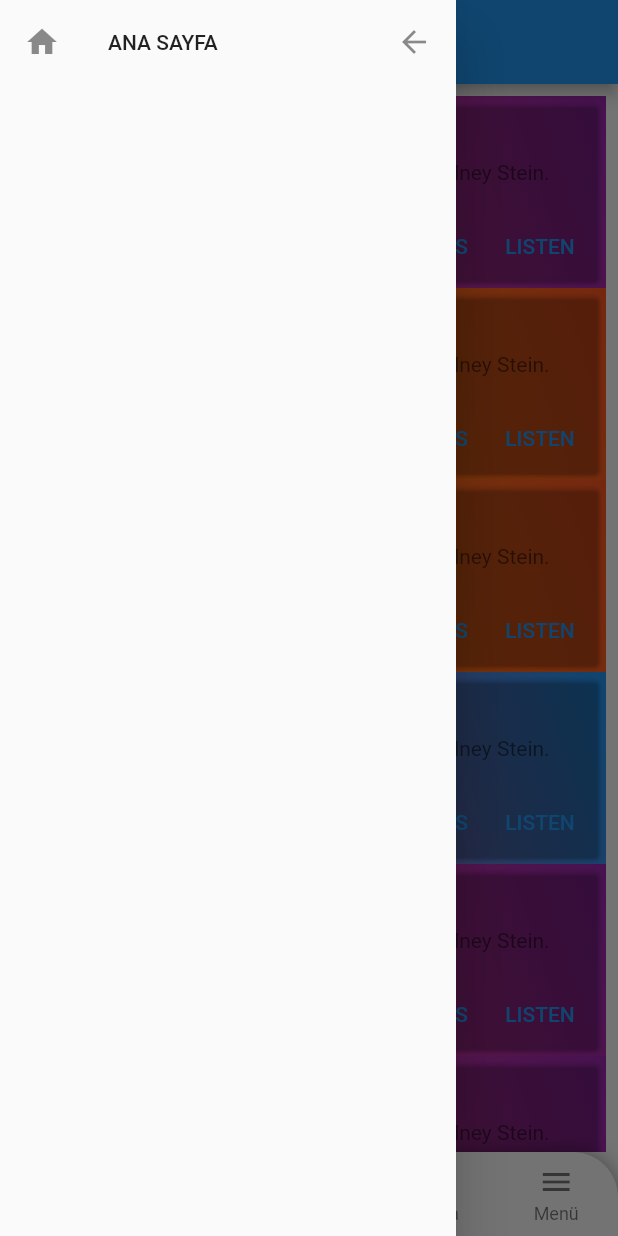
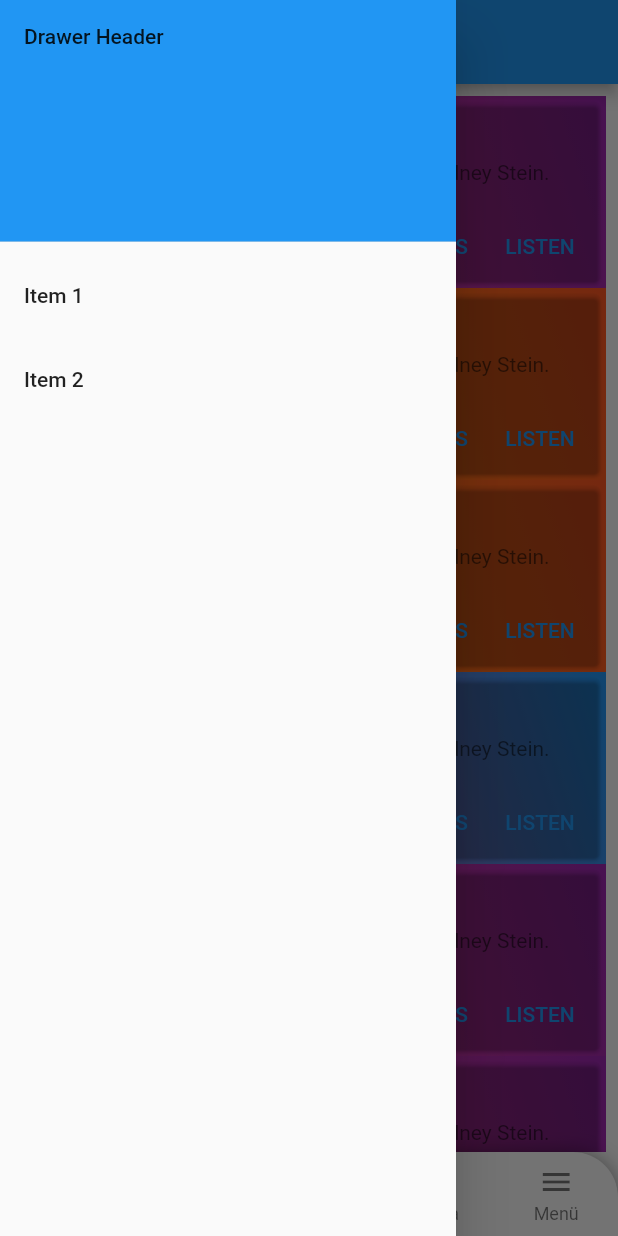
Before and after one commit to abdullah017/Flutter_BottomNavbarWithDrawer, a Flutter app: the screen it shows after launch, with the side drawer open, on a phone screen of 412 x 824 dp. Run offline on Flutter 3.47's test engine with Material 2 defaults, Android fonts, the phone set to English and light mode, and no system bars; our stand-ins replace flutter_svg_provider.

Commit message:
Klasör yapısı oluşturuldu. iyilişetirmeler yapıldı

```diff
--- a/lib/drawerMenu.dart
+++ /dev/null
@@ -1,34 +0,0 @@
-import 'package:diyet/listPage.dart';
-import 'package:flutter/material.dart';
-
-class CustomDrawerMenu extends StatefulWidget {
-  @override
-  _CustomDrawerMenuState createState() => _CustomDrawerMenuState();
-}
-
-class _CustomDrawerMenuState extends State<CustomDrawerMenu> {
-  @override
-  Widget build(BuildContext context) {
-    return Drawer(
-      child: ListView(
-        children: [
-          ListTile(
-            leading: Icon(Icons.home),
-            title: Text('ANA SAYFA'),
-            trailing: Icon(Icons.arrow_back),
-            onTap: () {
-              //YÖNLENDİRME YAPMAK İSTİYORSAK YÖNT-1
-              Navigator.push(
-                  context, MaterialPageRoute(builder: (context) => ListPage()));
-
-              //YÖNLENDİRME YAPMAK İSTİYORSAK YÖNT-2
-              //Navigator.pushNamed(context, routeName);
-
-              //Navigator.pop(context);
-            },
-          )
-        ],
-      ),
-    );
-  }
-}
--- /dev/null
+++ b/lib/theme/helpers/textHelper.dart
@@ -0,0 +1,3 @@
+import 'package:flutter/material.dart';
+
+const kAppBarText = Text('DİYETİSYENİM');
--- a/lib/customBottomMenu.dart
+++ b/lib/ui/widgets/menu/customBottomMenu.dart
@@ -1,6 +1,7 @@
-import 'package:diyet/drawerMenu.dart';
+import 'package:diyet/theme/helpers/textHelper.dart';
+import 'package:diyet/ui/widgets/menu/drawerMenu.dart';
 import 'package:flutter/material.dart';
-import 'listPage.dart';
+import '../../../pages/listPage.dart';
 
 // import 'a_tab_view.dart';
 // import 'b_tab_view.dart';
@@ -55,9 +56,7 @@ class _BnbDemoState extends State<BnbDemo> {
   }
 
   AppBar _buildAppBar() {
-    return AppBar(
-      title: Text('BNB Demo'),
-    );
+    return AppBar(title: kAppBarText);
   }
 
   SafeArea _buildSafeArea() {
--- /dev/null
+++ b/lib/ui/widgets/menu/drawerMenu.dart
@@ -0,0 +1,46 @@
+import 'package:diyet/pages/listPage.dart';
+import 'package:flutter/material.dart';
+
+class CustomDrawerMenu extends StatefulWidget {
+  @override
+  _CustomDrawerMenuState createState() => _CustomDrawerMenuState();
+}
+
+class _CustomDrawerMenuState extends State<CustomDrawerMenu> {
+  @override
+  Widget build(BuildContext context) {
+    return Drawer(
+      child: ListView(
+        // Important: Remove any padding from the ListView.
+        padding: EdgeInsets.zero,
+        children: <Widget>[
+          DrawerHeader(
+            child: Text('Drawer Header'),
+            decoration: BoxDecoration(
+              color: Colors.blue,
+            ),
+          ),
+          ListTile(
+            title: Text('Item 1'),
+            onTap: () {
+              // Update the state of the app
+              // ...
+              // Then close the drawer
+              Navigator.of(context).push(MaterialPageRoute(
+                  builder: (BuildContext context) => ListPage()));
+            },
+          ),
+          ListTile(
+            title: Text('Item 2'),
+            onTap: () {
+              // Update the state of the app
+              // ...
+              // Then close the drawer
+              Navigator.of(context).pop();
+            },
+          ),
+        ],
+      ),
+    );
+  }
+}
```
Also changed, not shown: lib/main.dart (+6 -5 lines), lib/theme/helpers/colorsHelper.dart (added, +15 -0 lines), lib/theme/helpers/sizeHelper.dart (added, +16 -0 lines), lib/pages/listPage.dart (renamed from lib/listPage.dart).
